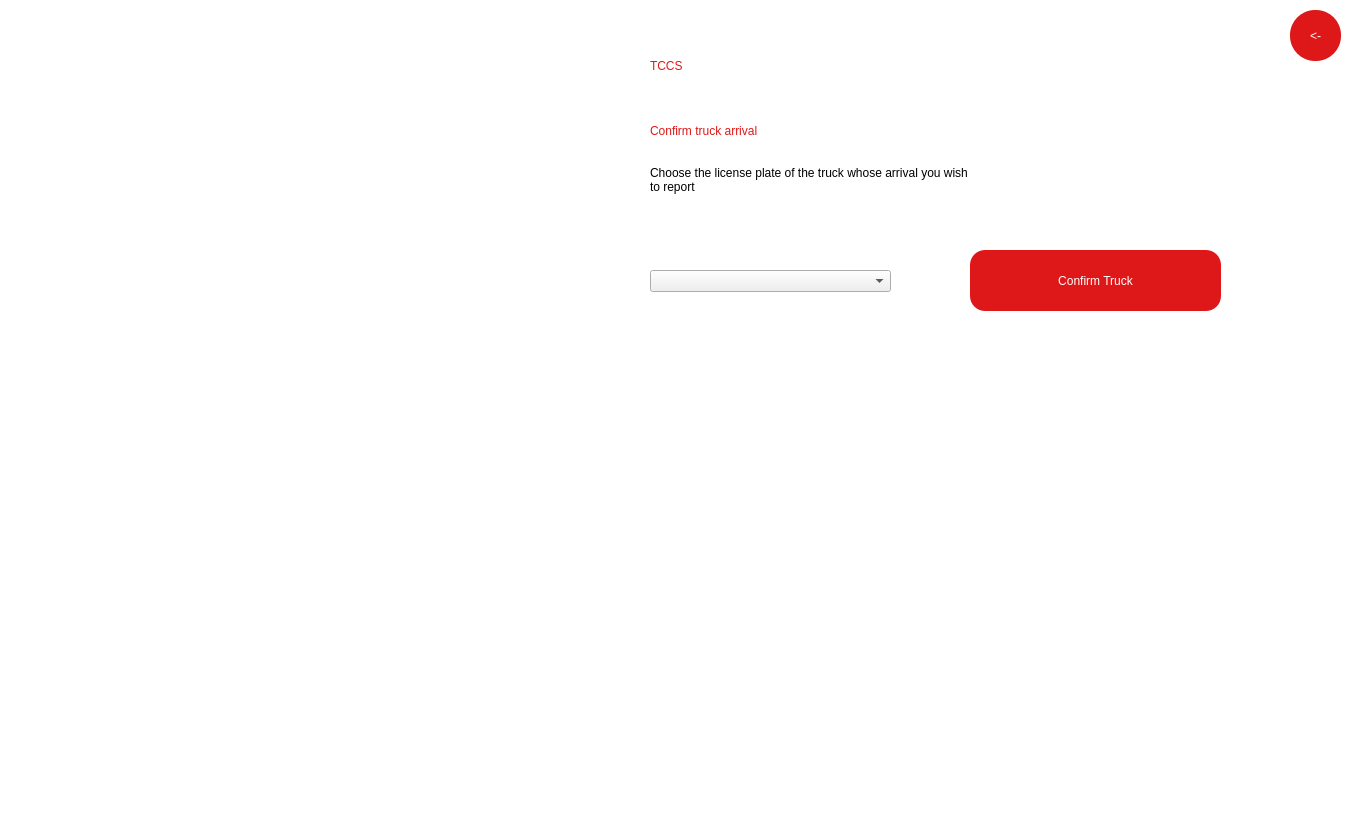
Before: the Qt Designer form ui/employeeTruckConfirm.ui in yatharthsameer/Transport-Company-Computerisation-TCC-Software-, drawn with Qt 5.
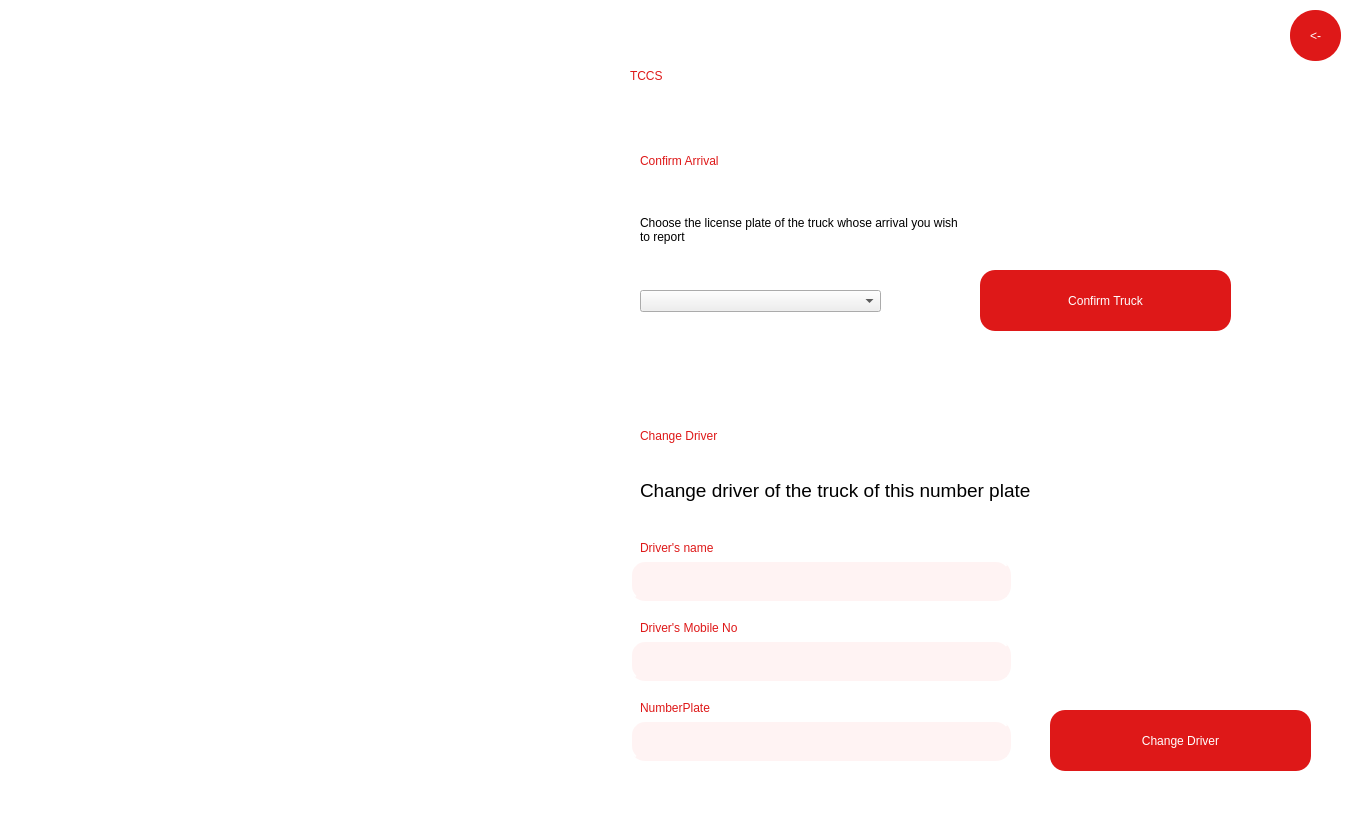
After: the same form once the commit is applied. Icons and pictures are not drawn.

```diff
--- a/ui/employeeTruckConfirm.ui
+++ b/ui/employeeTruckConfirm.ui
@@ -40,7 +40,7 @@
   <widget class="QLabel" name="employee_name">
    <property name="geometry">
     <rect>
-     <x>20</x>
+     <x>30</x>
      <y>410</y>
      <width>411</width>
      <height>61</height>
@@ -57,7 +57,7 @@
   <widget class="QLabel" name="employeeIDHeading">
    <property name="geometry">
     <rect>
-     <x>20</x>
+     <x>30</x>
      <y>470</y>
      <width>171</width>
      <height>41</height>
@@ -74,7 +74,7 @@
   <widget class="QLabel" name="Emailaddress_heading">
    <property name="geometry">
     <rect>
-     <x>20</x>
+     <x>30</x>
      <y>520</y>
      <width>191</width>
      <height>31</height>
@@ -91,7 +91,7 @@
   <widget class="QLabel" name="branchHeading">
    <property name="geometry">
     <rect>
-     <x>20</x>
+     <x>30</x>
      <y>600</y>
      <width>111</width>
      <height>41</height>
@@ -108,7 +108,7 @@
   <widget class="QLabel" name="employeeIDLabel">
    <property name="geometry">
     <rect>
-     <x>200</x>
+     <x>210</x>
      <y>470</y>
      <width>151</width>
      <height>41</height>
@@ -125,7 +125,7 @@
   <widget class="QLabel" name="emailIDLabel">
    <property name="geometry">
     <rect>
-     <x>20</x>
+     <x>30</x>
      <y>550</y>
      <width>501</width>
      <height>51</height>
@@ -142,7 +142,7 @@
   <widget class="QLabel" name="branchLabel">
    <property name="geometry">
     <rect>
-     <x>130</x>
+     <x>140</x>
      <y>600</y>
      <width>211</width>
      <height>41</height>
@@ -159,8 +159,8 @@
   <widget class="QLabel" name="label">
    <property name="geometry">
     <rect>
-     <x>650</x>
-     <y>20</y>
+     <x>630</x>
+     <y>30</y>
      <width>211</width>
      <height>91</height>
     </rect>
@@ -177,8 +177,8 @@
   <widget class="QLabel" name="label_2">
    <property name="geometry">
     <rect>
-     <x>650</x>
-     <y>100</y>
+     <x>640</x>
+     <y>130</y>
      <width>581</width>
      <height>61</height>
     </rect>
@@ -188,14 +188,14 @@
 font: 75 28pt &quot;League Spartan&quot;;</string>
    </property>
    <property name="text">
-    <string>Confirm truck arrival</string>
+    <string>Confirm Arrival</string>
    </property>
   </widget>
   <widget class="QPushButton" name="confirmTruckButton">
    <property name="geometry">
     <rect>
-     <x>970</x>
-     <y>250</y>
+     <x>980</x>
+     <y>270</y>
      <width>251</width>
      <height>61</height>
     </rect>
@@ -266,8 +266,8 @@
   <widget class="QLabel" name="label_3">
    <property name="geometry">
     <rect>
-     <x>650</x>
-     <y>150</y>
+     <x>640</x>
+     <y>200</y>
      <width>511</width>
      <height>61</height>
     </rect>
@@ -282,13 +282,212 @@
   <widget class="QComboBox" name="comboBox">
    <property name="geometry">
     <rect>
-     <x>650</x>
-     <y>270</y>
+     <x>640</x>
+     <y>290</y>
      <width>241</width>
      <height>22</height>
     </rect>
    </property>
   </widget>
+  <widget class="QLabel" name="label_15">
+   <property name="geometry">
+    <rect>
+     <x>640</x>
+     <y>700</y>
+     <width>121</width>
+     <height>16</height>
+    </rect>
+   </property>
+   <property name="styleSheet">
+    <string notr="true">color: rgb(222,24,24);
+font: 25 14pt &quot;Calibri&quot;;</string>
+   </property>
+   <property name="text">
+    <string>NumberPlate</string>
+   </property>
+  </widget>
+  <widget class="QLabel" name="label_18">
+   <property name="geometry">
+    <rect>
+     <x>640</x>
+     <y>410</y>
+     <width>321</width>
+     <height>51</height>
+    </rect>
+   </property>
+   <property name="styleSheet">
+    <string notr="true">font: 75 24pt &quot;League Spartan&quot;;
+color: rgb(222,24,24);
+</string>
+   </property>
+   <property name="text">
+    <string>Change Driver</string>
+   </property>
+  </widget>
+  <widget class="QLabel" name="label_19">
+   <property name="geometry">
+    <rect>
+     <x>640</x>
+     <y>620</y>
+     <width>161</width>
+     <height>16</height>
+    </rect>
+   </property>
+   <property name="styleSheet">
+    <string notr="true">color: rgb(222,24,24);
+font: 25 14pt &quot;Calibri&quot;;</string>
+   </property>
+   <property name="text">
+    <string>Driver's Mobile No</string>
+   </property>
+  </widget>
+  <widget class="QLabel" name="label_20">
+   <property name="geometry">
+    <rect>
+     <x>640</x>
+     <y>450</y>
+     <width>531</width>
+     <height>81</height>
+    </rect>
+   </property>
+   <property name="styleSheet">
+    <string notr="true">font: 25 18pt &quot;Calibri&quot;;</string>
+   </property>
+   <property name="text">
+    <string>&lt;html&gt;&lt;head/&gt;&lt;body&gt;&lt;p&gt;&lt;span style=&quot; font-size:14pt;&quot;&gt;Change driver of the truck of this number plate&lt;/span&gt;&lt;/p&gt;&lt;/body&gt;&lt;/html&gt;</string>
+   </property>
+  </widget>
+  <widget class="QLabel" name="label_21">
+   <property name="geometry">
+    <rect>
+     <x>640</x>
+     <y>540</y>
+     <width>121</width>
+     <height>16</height>
+    </rect>
+   </property>
+   <property name="styleSheet">
+    <string notr="true">color: rgb(222,24,24);
+font: 25 14pt &quot;Calibri&quot;;</string>
+   </property>
+   <property name="text">
+    <string>Driver's name</string>
+   </property>
+  </widget>
+  <widget class="QLineEdit" name="driverName">
+   <property name="geometry">
+    <rect>
+     <x>630</x>
+     <y>560</y>
+     <width>381</width>
+     <height>41</height>
+    </rect>
+   </property>
+   <property name="font">
+    <font>
+     <family>Calibri</family>
+     <pointsize>12</pointsize>
+     <weight>3</weight>
+     <italic>false</italic>
+     <bold>false</bold>
+    </font>
+   </property>
+   <property name="styleSheet">
+    <string notr="true">background-color: #fff3f3;
+border-style: outset;
+border-width: 2px;
+border-radius: 15px;
+border-color: #fff3f3;
+padding-left: 10px;
+font: 25 12pt &quot;Calibri&quot;;
+color: #808080</string>
+   </property>
+  </widget>
+  <widget class="QLineEdit" name="numberPlate">
+   <property name="geometry">
+    <rect>
+     <x>630</x>
+     <y>720</y>
+     <width>381</width>
+     <height>41</height>
+    </rect>
+   </property>
+   <property name="font">
+    <font>
+     <family>Calibri</family>
+     <pointsize>12</pointsize>
+     <weight>3</weight>
+     <italic>false</italic>
+     <bold>false</bold>
+    </font>
+   </property>
+   <property name="styleSheet">
+    <string notr="true">background-color: #fff3f3;
+border-style: outset;
+border-width: 2px;
+border-radius: 15px;
+border-color: #fff3f3;
+padding-left: 10px;
+font: 25 12pt &quot;Calibri&quot;;
+color: #808080</string>
+   </property>
+  </widget>
+  <widget class="QLineEdit" name="driverNumber">
+   <property name="geometry">
+    <rect>
+     <x>630</x>
+     <y>640</y>
+     <width>381</width>
+     <height>41</height>
+    </rect>
+   </property>
+   <property name="font">
+    <font>
+     <family>Calibri</family>
+     <pointsize>12</pointsize>
+     <weight>3</weight>
+     <italic>false</italic>
+     <bold>false</bold>
+    </font>
+   </property>
+   <property name="styleSheet">
+    <string notr="true">background-color: #fff3f3;
+border-style: outset;
+border-width: 2px;
+border-radius: 15px;
+border-color: #fff3f3;
+padding-left: 10px;
+font: 25 12pt &quot;Calibri&quot;;
+color: #808080</string>
+   </property>
+  </widget>
+  <widget class="QPushButton" name="changeDriverButton">
+   <property name="geometry">
+    <rect>
+     <x>1050</x>
+     <y>710</y>
+     <width>261</width>
+     <height>61</height>
+    </rect>
+   </property>
+   <property name="styleSheet">
+    <string notr="true">QPushButton{
+font: 75 20pt &quot;League Spartan&quot;;
+color: white;
+background-color: rgb(222, 24, 24);
+border-radius: 15px
+}
+QPushButton:hover{
+background-color: '#eeeeee';
+color: rgb(222, 24, 24);
+border: 2px;
+border-color: rgb(222,24,24)
+}</string>
+   </property>
+   <property name="text">
+    <string>Change Driver</string>
+   </property>
+  </widget>
   <zorder>label_10</zorder>
   <zorder>user_png</zorder>
   <zorder>employee_name</zorder>
```
Left out of the diff: 9 changed lines with no effect on the pictures.
